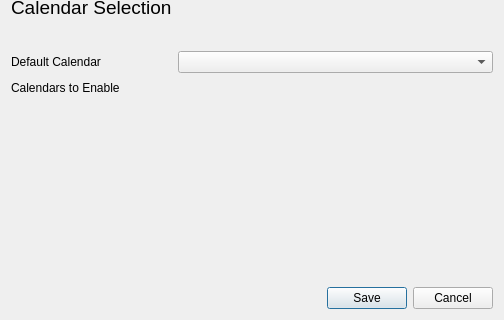
First picture: the form in src/gui/settingsdialog.ui, repository gravityfargo/DavTasks, before the edit; both pictures show x 0 to 504 and y 234 to 554 of the 504 by 554 pixel window.
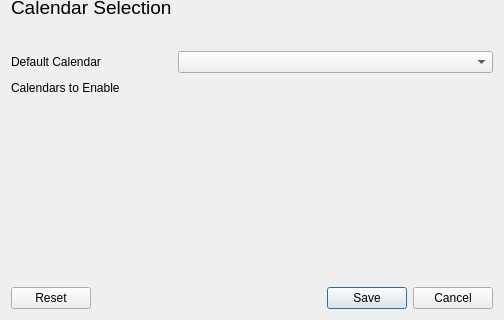
Second picture: the form after the edit.

Diff of the .ui file:
```diff
--- a/src/gui/settingsdialog.ui
+++ b/src/gui/settingsdialog.ui
@@ -23,7 +23,7 @@
    <item row="1" column="0">
     <widget class="QDialogButtonBox" name="buttonBox">
      <property name="standardButtons">
-      <set>QDialogButtonBox::Cancel|QDialogButtonBox::Save</set>
+      <set>QDialogButtonBox::Cancel|QDialogButtonBox::Reset|QDialogButtonBox::Save</set>
      </property>
     </widget>
    </item>
```
